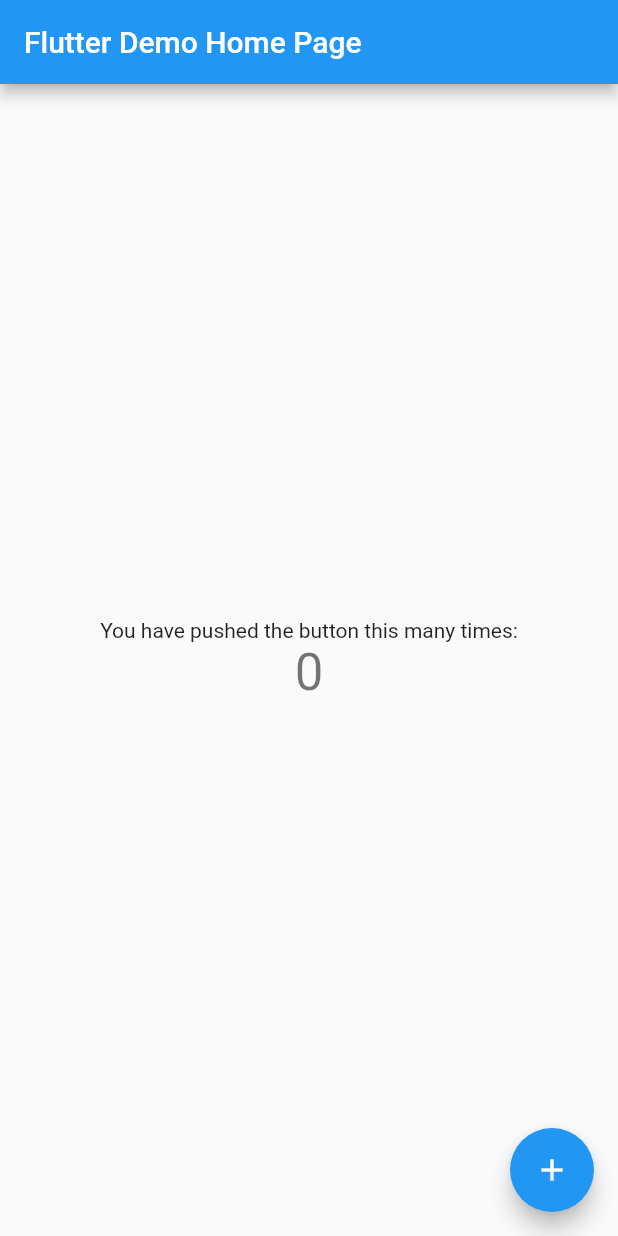
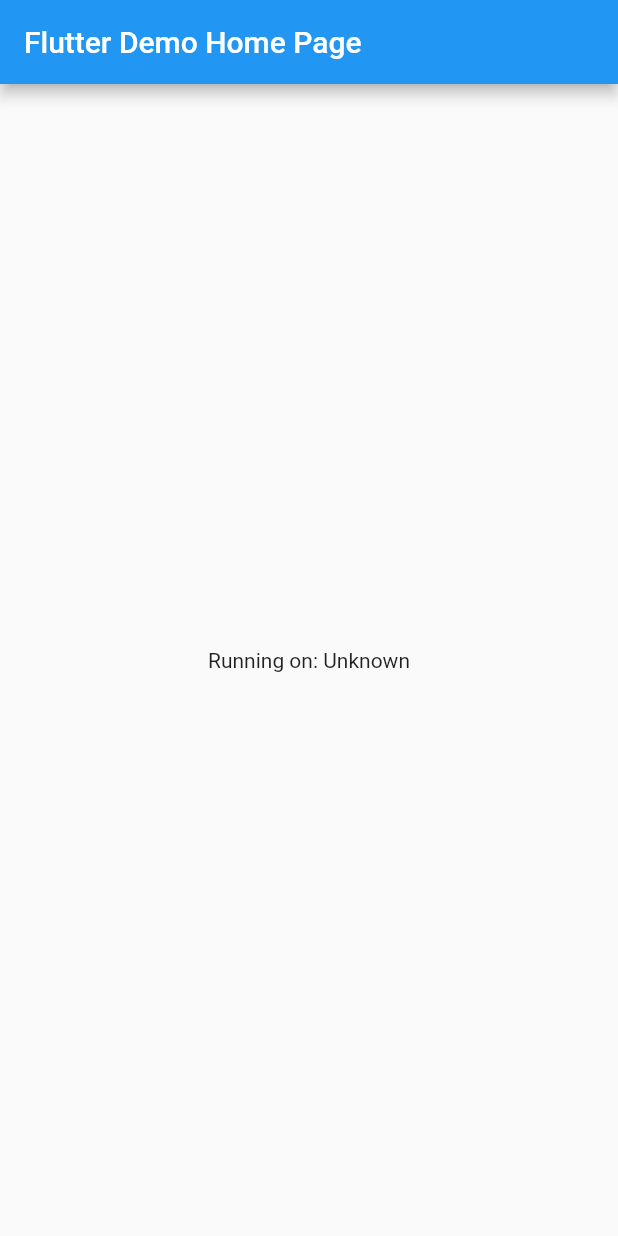
Before and after one commit to avioli/flutter_subscription_test, a Flutter app: the screen it shows after launch, on a phone screen of 412 x 824 dp. Run offline on Flutter 3.47's test engine with Material 2 defaults, Android fonts, the phone set to English and light mode, and no system bars; missing offline and left inert: flutter_inapp_purchase.

Commit message:
remove counter and add IAP init code

```diff
--- a/lib/main.dart
+++ b/lib/main.dart
@@ -1,4 +1,6 @@
 import 'package:flutter/material.dart';
+import 'package:flutter/services.dart';
+import 'package:flutter_inapp_purchase/flutter_inapp_purchase.dart';
 
 void main() {
   runApp(const MyApp());
@@ -13,15 +15,6 @@ class MyApp extends StatelessWidget {
     return MaterialApp(
       title: 'Flutter Demo',
       theme: ThemeData(
-        // This is the theme of your application.
-        //
-        // Try running your application with "flutter run". You'll see the
-        // application has a blue toolbar. Then, without quitting the app, try
-        // changing the primarySwatch below to Colors.green and then invoke
-        // "hot reload" (press "r" in the console where you ran "flutter run",
-        // or simply save your changes to "hot reload" in a Flutter IDE).
-        // Notice that the counter didn't reset back to zero; the application
-        // is not restarted.
         primarySwatch: Colors.blue,
       ),
       home: const MyHomePage(title: 'Flutter Demo Home Page'),
@@ -48,23 +41,48 @@ class MyHomePage extends StatefulWidget {
 }
 
 class _MyHomePageState extends State<MyHomePage> {
-  int _counter = 0;
+  String _platformVersion = 'Unknown';
 
-  void _incrementCounter() {
+  @override
+  void initState() {
+    super.initState();
+    initPlatformState(); // async is not allowed on initState() directly
+  }
+
+  // Platform messages are asynchronous, so we initialize in an async method.
+  Future<void> initPlatformState() async {
+    String? platformVersion;
+    // Platform messages may fail, so we use a try/catch PlatformException.
+    try {
+      platformVersion =
+          await FlutterInappPurchase.instance.platformVersion ?? 'Unknown';
+    } on PlatformException {
+      platformVersion = 'Failed to get platform version.';
+    }
+
+    // Init the connection
+    final result = await FlutterInappPurchase.instance.initConnection;
+    print('init result: $result');
+
+    // If the widget was removed from the tree while the asynchronous platform
+    // message was in flight, we want to discard the reply rather than calling
+    // setState to update our non-existent appearance.
+    if (!mounted) return;
+
     setState(() {
-      // This call to setState tells the Flutter framework that something has
-      // changed in this State, which causes it to rerun the build method below
-      // so that the display can reflect the updated values. If we changed
-      // _counter without calling setState(), then the build method would not be
-      // called again, and so nothing would appear to happen.
-      _counter++;
+      _platformVersion = platformVersion!;
     });
   }
 
   @override
+  void dispose() async {
+    super.dispose();
+    await FlutterInappPurchase.instance.endConnection;
+  }
+
+  @override
   Widget build(BuildContext context) {
-    // This method is rerun every time setState is called, for instance as done
-    // by the _incrementCounter method above.
+    // This method is rerun every time setState is called.
     //
     // The Flutter framework has been optimized to make rerunning build methods
     // fast, so that you can just rebuild anything that needs updating rather
@@ -95,21 +113,10 @@ class _MyHomePageState extends State<MyHomePage> {
           // horizontal).
           mainAxisAlignment: MainAxisAlignment.center,
           children: <Widget>[
-            const Text(
-              'You have pushed the button this many times:',
-            ),
-            Text(
-              '$_counter',
-              style: Theme.of(context).textTheme.headline4,
-            ),
+            Text('Running on: $_platformVersion'),
           ],
         ),
       ),
-      floatingActionButton: FloatingActionButton(
-        onPressed: _incrementCounter,
-        tooltip: 'Increment',
-        child: const Icon(Icons.add),
-      ), // This trailing comma makes auto-formatting nicer for build methods.
     );
   }
 }
```
